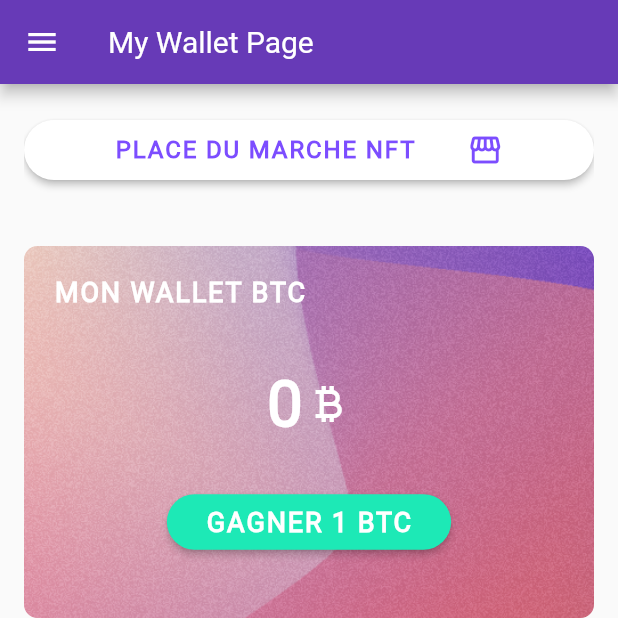
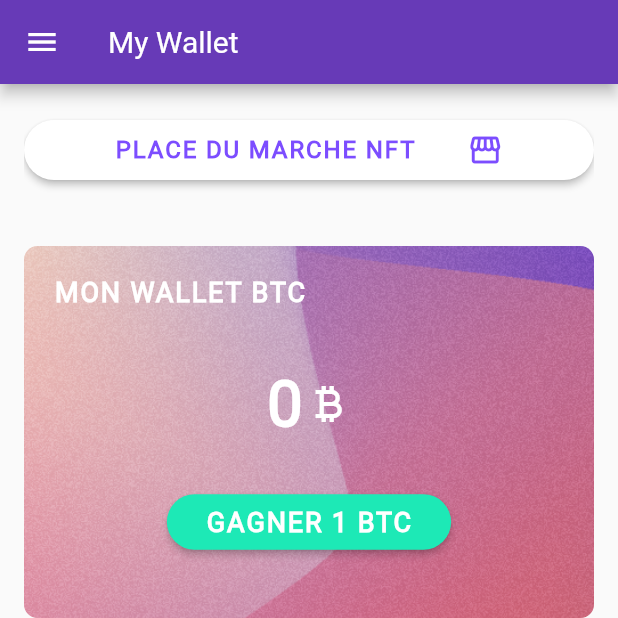
Before and after one commit to E-IckArt/nft_app_final, a Flutter app: the screen it shows after launch, after a tap on "PASSER", on a phone screen of 412 x 824 dp, the top half of it. Run offline on Flutter 3.47's test engine with Material 2 defaults, Android fonts, the phone set to English and light mode, and no system bars; our stand-ins replace google_fonts.

```diff
--- a/lib/main.dart
+++ b/lib/main.dart
@@ -1,7 +1,10 @@
 import 'package:flutter/material.dart';
 import 'package:google_fonts/google_fonts.dart';
+import 'package:nft_app_final/page_1.dart';
+import 'package:nft_app_final/page_2.dart';
+import 'package:nft_app_final/page_3.dart';
 
-import 'on_boarding_pager.dart';
+import 'my_wallet_page.dart';
 
 void main() {
   runApp(const MyApp());
@@ -20,7 +23,18 @@ class MyApp extends StatelessWidget {
           fontFamily: 'Roboto',
           textTheme: GoogleFonts.robotoTextTheme()
       ),
-      home: const OnboardingPager(),
+      // When using initialRoute, don’t define a home property.
+      // home: const OnboardingPager(),
+      initialRoute: '/',
+      routes: {
+        // When navigating to the "/" route, build the FirstScreen widget.
+        '/': (context) => const Page1(title: 'Page 1',),
+        // When navigating to the "/second" route, build the SecondScreen widget.
+        '/second': (context) => Page2(title: 'Page 2'),
+        '/third': (context) => const Page3(title: 'Page 3'),
+        '/my-wallet-page': (context) => const MyWalletPage(title: 'My Wallet'),
+
+      },
     );
   }
 }
--- a/lib/page_1.dart
+++ b/lib/page_1.dart
@@ -54,13 +54,7 @@ class Page1 extends StatelessWidget {
               Row(children: [
                 TextButton(
                     onPressed: () => {
-                          Navigator.push(
-                              context,
-                              PageRouteBuilder(
-                                  pageBuilder: (_, __, ___) =>
-                                      const MyWalletPage(
-                                        title: 'My Wallet Page',
-                                      )))
+                          Navigator.pushNamed(context, '/my-wallet-page')
                         },
                     child: const Text("PASSER",
                         style: TextStyle(
@@ -69,11 +63,7 @@ class Page1 extends StatelessWidget {
                 const Spacer(),
                 MaterialButton(
                   onPressed: () => {
-                    Navigator.push(
-                        context,
-                        PageRouteBuilder(
-                            pageBuilder: (_, __, ___) =>
-                                Page2(title: 'Page 2')))
+                    Navigator.pushNamed(context, '/second')
                   },
                   shape: const RoundedRectangleBorder(
                       borderRadius: BorderRadius.all(Radius.circular(35))),
```
Also changed, not shown: lib/page_2.dart (+2 -10 lines), lib/page_3.dart (+1 -8 lines).
